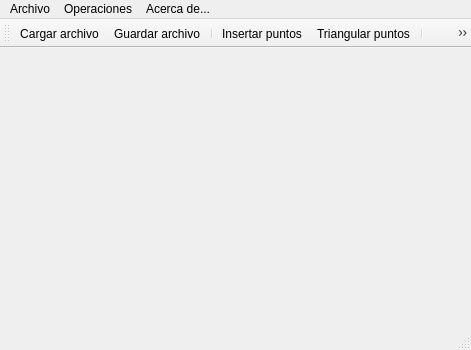
This is untitled/mainwindow.ui in raulsdt/Pr3_CGAL as Qt 5 draws it before an edit. The edited form follows.
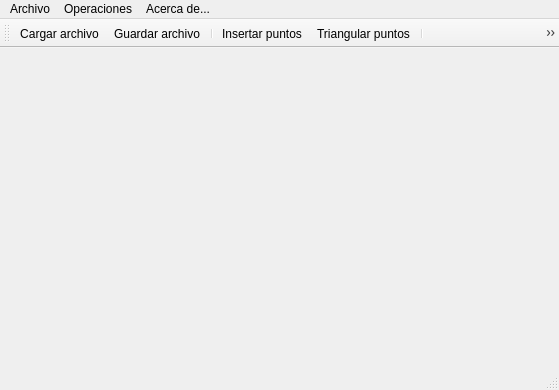
This is the edited form. Icons and pictures are not drawn.

What changed in the file:
```diff
--- a/untitled/mainwindow.ui
+++ b/untitled/mainwindow.ui
@@ -6,8 +6,8 @@
    <rect>
     <x>0</x>
     <y>0</y>
-    <width>471</width>
-    <height>350</height>
+    <width>559</width>
+    <height>390</height>
    </rect>
   </property>
   <property name="windowTitle">
@@ -19,7 +19,7 @@
     <rect>
      <x>0</x>
      <y>0</y>
-     <width>471</width>
+     <width>559</width>
      <height>21</height>
     </rect>
    </property>
```
Left out of the diff: 7 changed lines with no effect on the pictures.
